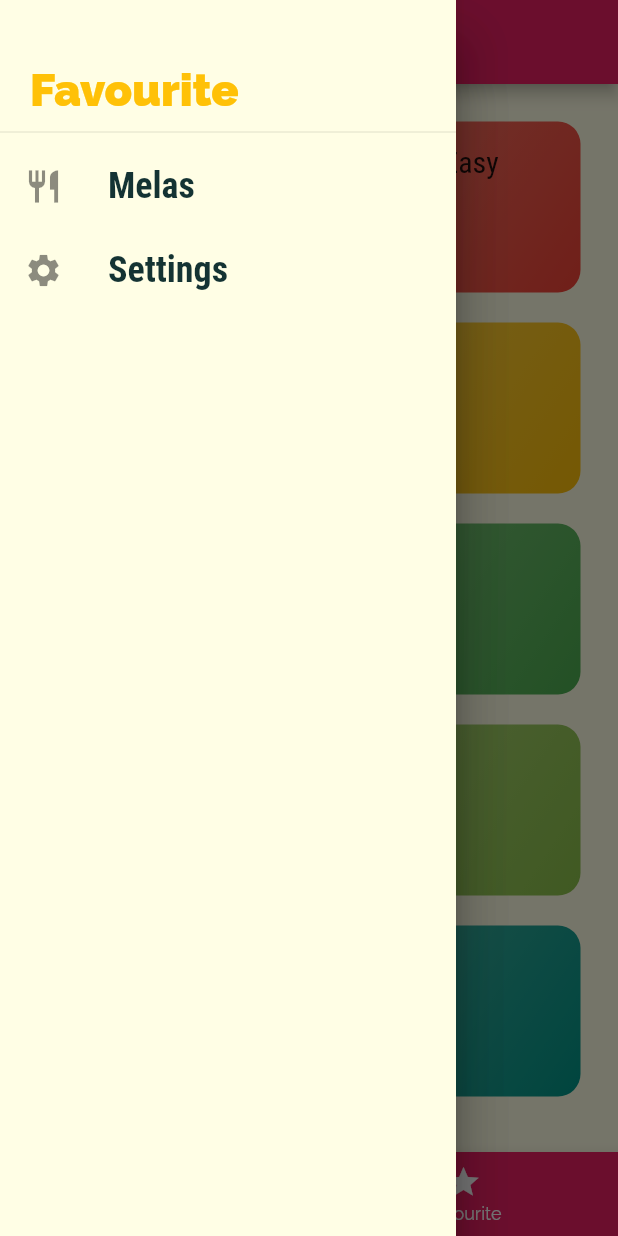
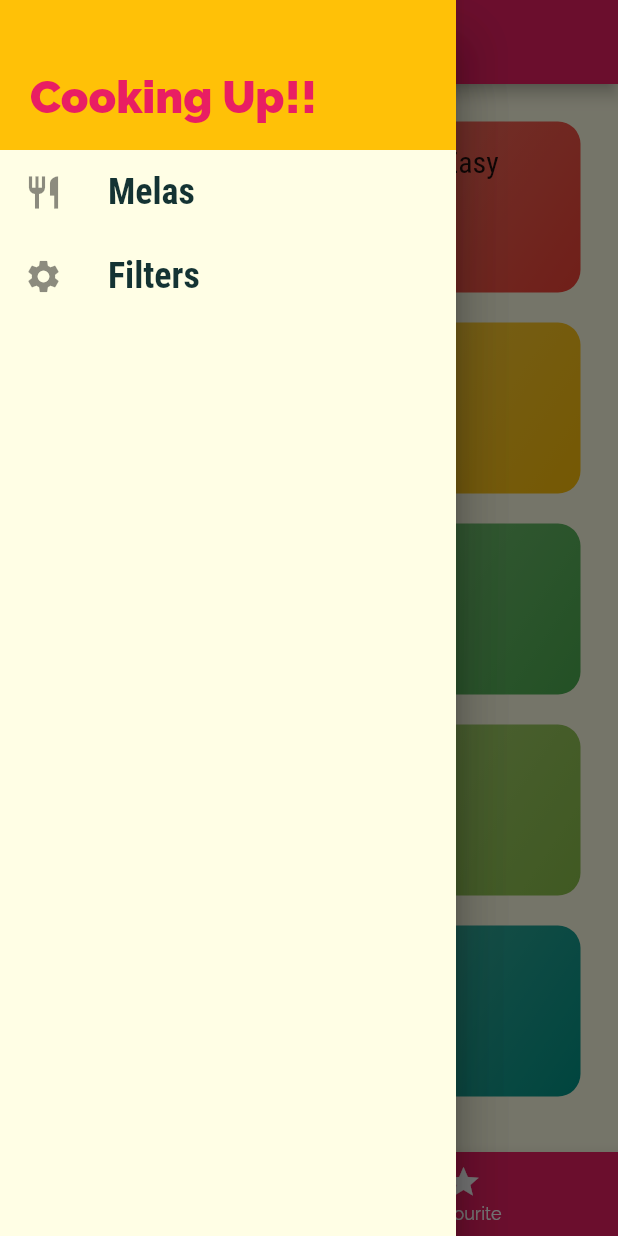
Before and after one commit to prakharmaurya/meal_app, a Flutter app: the screen it shows after launch, with the side drawer open, on a phone screen of 412 x 824 dp. Run offline on Flutter 3.47's test engine with Material 2 defaults, Android fonts, the phone set to English and light mode, and no system bars.

Commit message:
Add: New Filter Screen and Navigation to that implemented

```diff
--- a/lib/main.dart
+++ b/lib/main.dart
@@ -1,5 +1,6 @@
 import 'package:flutter/material.dart';
 
+import './screens/filters_screen.dart';
 import './screens/category_meals_screen.dart';
 import './screens/meal_detail_screen.dart';
 import './screens/tabs_screen.dart';
@@ -38,6 +39,7 @@ class MyApp extends StatelessWidget {
         '/': (context) => TabsScreen(),
         CategoryMealsScreen.routeName: (context) => CategoryMealsScreen(),
         MealDetailScreen.routeName: (context) => MealDetailScreen(),
+        FiltersScreen.routeName: (context) => FiltersScreen(),
       },
       onUnknownRoute: (settings) {
         return MaterialPageRoute(builder: (context) => CategoryMealsScreen());
--- /dev/null
+++ b/lib/screens/filters_screen.dart
@@ -0,0 +1,15 @@
+import 'package:flutter/material.dart';
+
+class FiltersScreen extends StatelessWidget {
+  static const routeName = '/filters';
+
+  @override
+  Widget build(BuildContext context) {
+    return Scaffold(
+      appBar: AppBar(
+        title: Text('Filters'),
+      ),
+      body: Text('Filters'),
+    );
+  }
+}
--- a/lib/widgets/main_drawer.dart
+++ b/lib/widgets/main_drawer.dart
@@ -1,7 +1,8 @@
 import 'package:flutter/material.dart';
+import '../screens/filters_screen.dart';
 
 class MainDrawer extends StatelessWidget {
-  Widget buildListTile({IconData icon, String title}) {
+  Widget buildListTile({IconData icon, String title, Function trigger}) {
     return ListTile(
       leading: Icon(
         icon,
@@ -15,7 +16,7 @@ class MainDrawer extends StatelessWidget {
           fontWeight: FontWeight.bold,
         ),
       ),
-      onTap: () {},
+      onTap: trigger,
     );
   }
 
@@ -25,22 +26,34 @@ class MainDrawer extends StatelessWidget {
       child: Column(
         children: [
           Container(
-            height: 80,
+            height: 100,
             width: double.infinity,
-            padding: EdgeInsets.fromLTRB(20, 40, 20, 0),
+            padding: EdgeInsets.fromLTRB(20, 40, 20, 10),
             alignment: Alignment.centerLeft,
+            color: Theme.of(context).accentColor,
             child: Text(
-              'Favourite',
+              'Cooking Up!!',
               style: TextStyle(
                 fontWeight: FontWeight.w900,
                 fontSize: 30,
-                color: Theme.of(context).accentColor,
+                color: Theme.of(context).primaryColor,
               ),
             ),
           ),
-          Divider(),
-          buildListTile(icon: Icons.restaurant, title: 'Melas'),
-          buildListTile(icon: Icons.settings, title: 'Settings'),
+          buildListTile(
+            icon: Icons.restaurant,
+            title: 'Melas',
+            trigger: () {
+              Navigator.of(context).pushNamed('/');
+            },
+          ),
+          buildListTile(
+            icon: Icons.settings,
+            title: 'Filters',
+            trigger: () {
+              Navigator.of(context).pushNamed(FiltersScreen.routeName);
+            },
+          ),
         ],
       ),
     );
```
